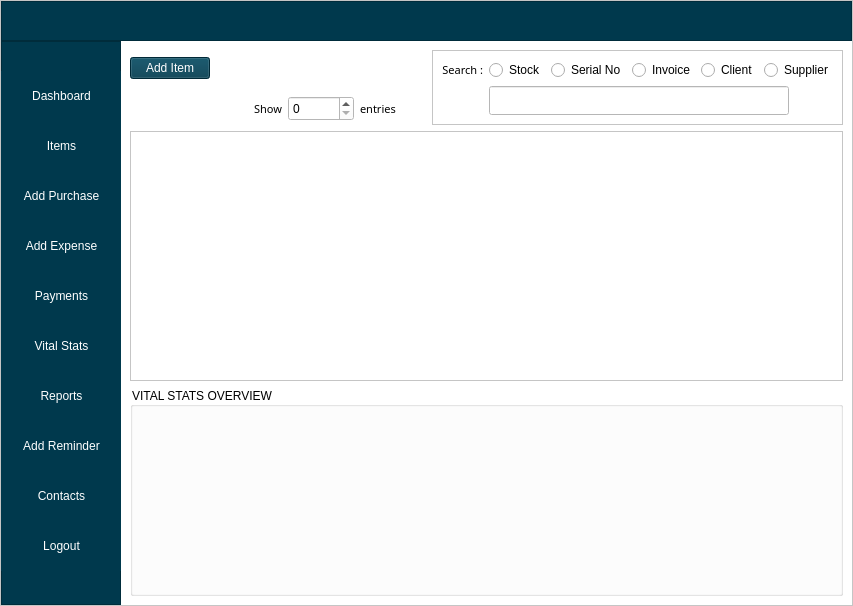
Before: the Qt Designer form inventory.ui in codydon/shopify, drawn with Qt 5.
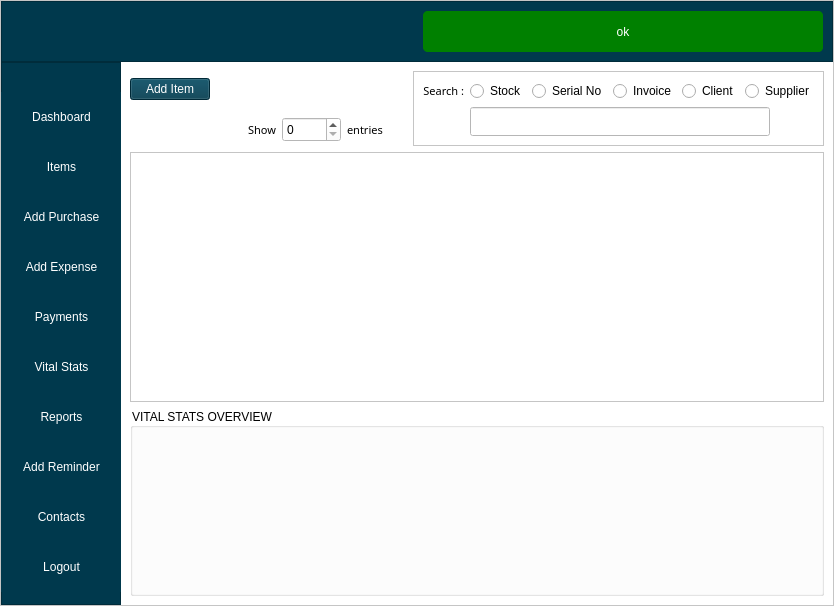
After: the same form once the commit is applied.

The edit to the form file:
```diff
--- a/inventory.ui
+++ b/inventory.ui
@@ -6,7 +6,7 @@
    <rect>
     <x>0</x>
     <y>0</y>
-    <width>853</width>
+    <width>834</width>
     <height>606</height>
    </rect>
   </property>
@@ -568,6 +568,85 @@
          <property name="frameShadow">
           <enum>QFrame::Raised</enum>
          </property>
+         <layout class="QGridLayout" name="gridLayout_5">
+          <item row="0" column="0">
+           <spacer name="horizontalSpacer">
+            <property name="orientation">
+             <enum>Qt::Horizontal</enum>
+            </property>
+            <property name="sizeHint" stdset="0">
+             <size>
+              <width>403</width>
+              <height>20</height>
+             </size>
+            </property>
+           </spacer>
+          </item>
+          <item row="0" column="1">
+           <widget class="QFrame" name="frame_ok">
+            <property name="maximumSize">
+             <size>
+              <width>450</width>
+              <height>16777215</height>
+             </size>
+            </property>
+            <property name="styleSheet">
+             <string notr="true">background-color: green;
+border-radius: 5px;</string>
+            </property>
+            <property name="frameShape">
+             <enum>QFrame::StyledPanel</enum>
+            </property>
+            <property name="frameShadow">
+             <enum>QFrame::Raised</enum>
+            </property>
+            <layout class="QHBoxLayout" name="horizontalLayout_3">
+             <property name="spacing">
+              <number>0</number>
+             </property>
+             <property name="leftMargin">
+              <number>0</number>
+             </property>
+             <property name="topMargin">
+              <number>0</number>
+             </property>
+             <property name="rightMargin">
+              <number>0</number>
+             </property>
+             <property name="bottomMargin">
+              <number>0</number>
+             </property>
+             <item>
+              <widget class="QLabel" name="label_ok">
+               <property name="minimumSize">
+                <size>
+                 <width>400</width>
+                 <height>41</height>
+                </size>
+               </property>
+               <property name="maximumSize">
+                <size>
+                 <width>311</width>
+                 <height>41</height>
+                </size>
+               </property>
+               <property name="styleSheet">
+                <string notr="true">color: rgb(255, 255, 255);
+font: 63 12pt &quot;Yu Gothic UI Semibold&quot;;
+</string>
+               </property>
+               <property name="text">
+                <string>ok</string>
+               </property>
+               <property name="alignment">
+                <set>Qt::AlignCenter</set>
+               </property>
+              </widget>
+             </item>
+            </layout>
+           </widget>
+          </item>
+         </layout>
         </widget>
        </item>
       </layout>
```
